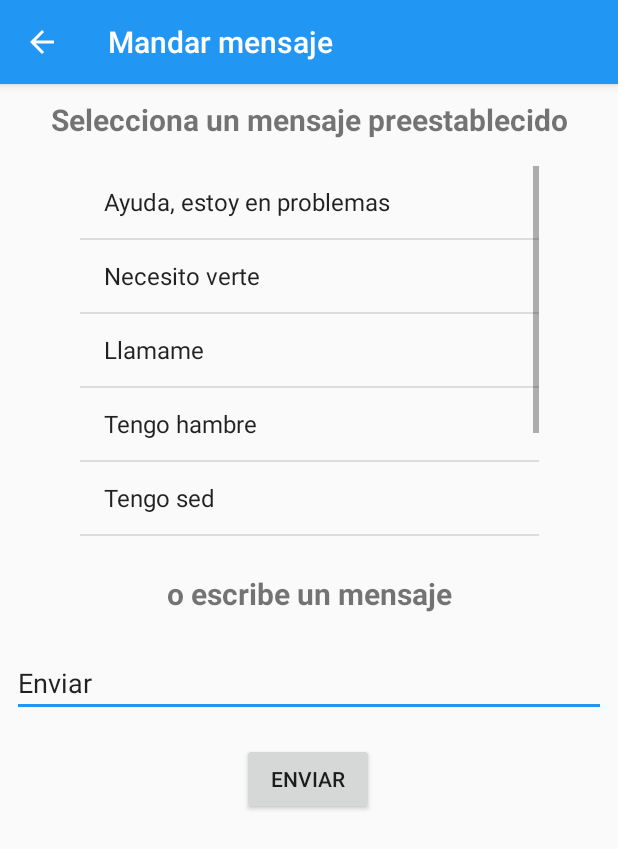
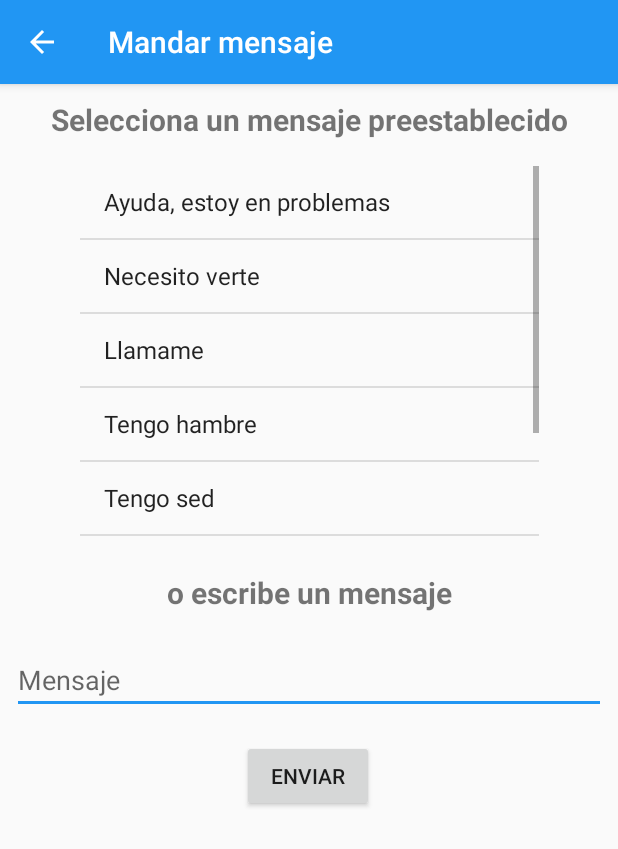
Before and after one commit to AleTarin/Red-Contactos-AM, an Android app: the MessageActivitiy screen opened directly, with no data from a screen before it, on a phone screen of 412 x 824 dp. Shown: the top 849 px of the screen. Run offline under Robolectric (Android 15) with nearby library versions, the phone set to English and light mode, and no system bars.

Commit message:
RELEASE FINAL - CAMBIOS- Busqueda

```diff
--- a/app/src/main/res/layout/activity_message_activitiy.xml
+++ b/app/src/main/res/layout/activity_message_activitiy.xml
@@ -42,18 +42,19 @@
         android:id="@+id/editMensaje"
         android:layout_width="0dp"
         android:layout_height="wrap_content"
+        android:layout_marginEnd="8dp"
         android:layout_marginLeft="8dp"
         android:layout_marginRight="8dp"
-        android:layout_marginTop="74dp"
+        android:layout_marginStart="8dp"
+        android:layout_marginTop="72dp"
         android:ems="10"
-        android:inputType="textPersonName"
-        android:text="Enviar"
+        android:hint="Mensaje"
+        android:inputType="textMultiLine"
+        android:maxLines="2"
+        app:layout_constraintHorizontal_bias="1.0"
         app:layout_constraintLeft_toLeftOf="parent"
         app:layout_constraintRight_toRightOf="parent"
-        app:layout_constraintTop_toBottomOf="@+id/listView"
-        android:layout_marginStart="8dp"
-        android:layout_marginEnd="8dp"
-        app:layout_constraintHorizontal_bias="0.0" />
+        app:layout_constraintTop_toBottomOf="@+id/listView" />
 
     <TextView
         android:id="@+id/textView5"
```
Also changed, not shown: app/src/main/java/itesm/mx/red_contactos_am/MessageActivitiy.java (+60 -1 lines), app/src/main/java/itesm/mx/red_contactos_am/contactosActivity.java (+8 -0 lines).
